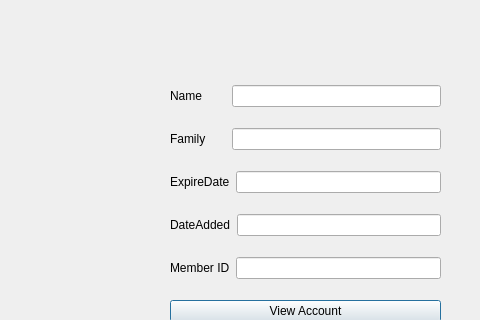
This is Login/window_viewaccount.ui in Nilsae/LibraryManagementSystem as Qt 5 draws it before an edit; both pictures show x 0 to 480 and y 0 to 320 of the 643 by 480 pixel window. The edited form follows.
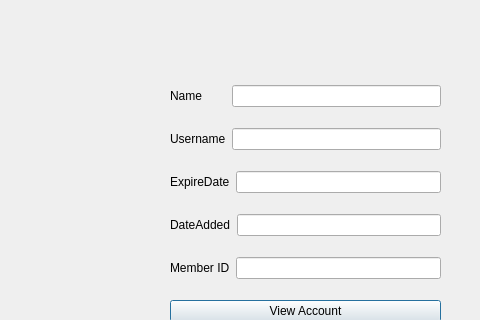
This is the edited form.

Diff of the .ui file:
```diff
--- a/Login/window_viewaccount.ui
+++ b/Login/window_viewaccount.ui
@@ -13,7 +13,7 @@
   <property name="windowTitle">
    <string>Dialog</string>
   </property>
-  <widget class="QWidget" name="">
+  <widget class="QWidget" name="layoutWidget">
    <property name="geometry">
     <rect>
      <x>170</x>
@@ -46,7 +46,7 @@
       <item>
        <widget class="QLabel" name="label_Family">
         <property name="text">
-         <string>Family      </string>
+         <string>Username</string>
         </property>
        </widget>
       </item>
```
Left out of the diff: 4 changed lines with no effect on the pictures.
